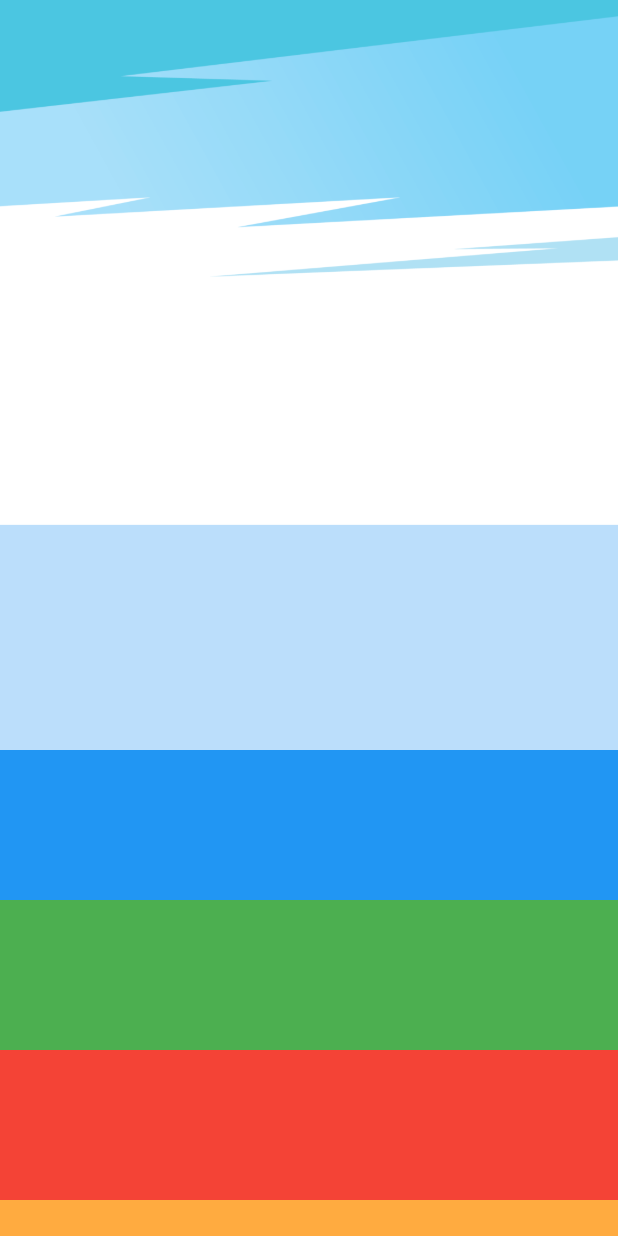
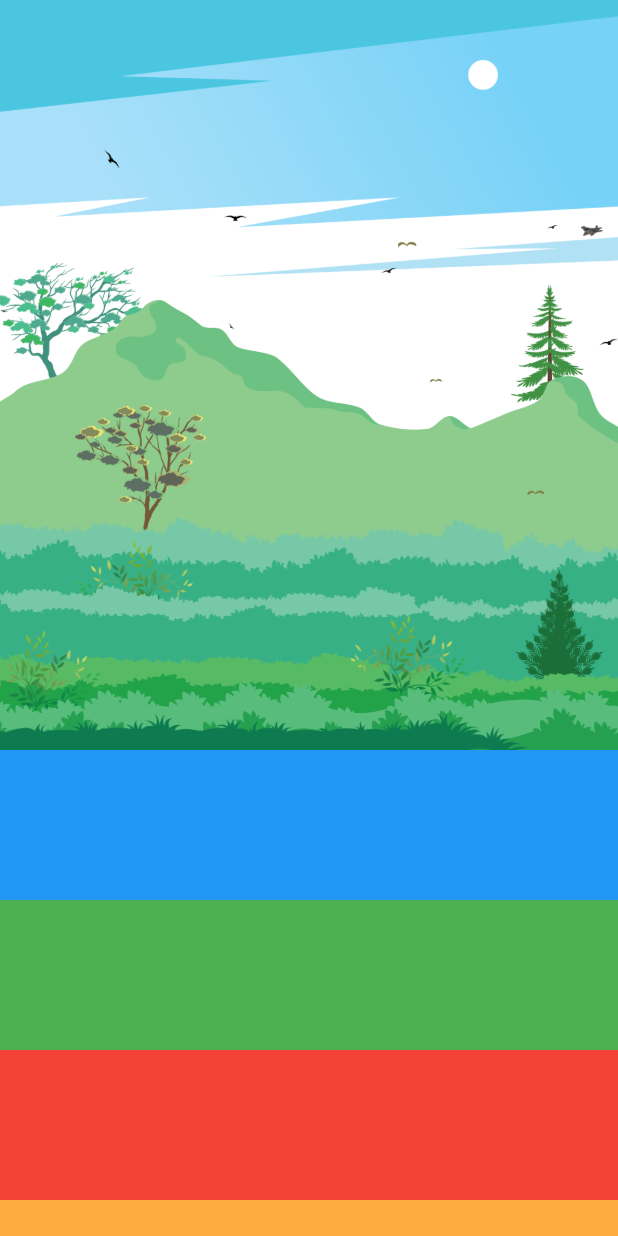
Before and after one commit to blackshadowsoftwareltd/RemonAhammad, a Flutter app: the screen it shows after launch, on a phone screen of 412 x 824 dp. Run offline on Flutter 3.47's test engine with Material 2 defaults, Android fonts, the phone set to English and light mode, and no system bars.

Commit message:
portrait skybackground complate

```diff
--- a/lib/Android/portrait_components/skybackground/components.dart
+++ b/lib/Android/portrait_components/skybackground/components.dart
@@ -1,8 +1,59 @@
 import 'package:flutter/material.dart';
+import 'package:remonahammad/Android/constant/size_config.dart';
 
-Widget sky() => Container(height: 350,
-      child: Image.asset(
-        'assets/image/sky.png',
-        fit: BoxFit.cover,
-      ),
-    );
+/// SKY
+Widget sky() => Container(
+    height: 350, child: Image.asset('assets/image/sky.png', fit: BoxFit.cover));
+
+/// Grass 1
+Widget grass1() => Container(
+    height: 40,
+    child: Image.asset('assets/image/grass1.png', fit: BoxFit.fitHeight));
+Widget grass() => Container(
+    height: 40,
+    child: Image.asset('assets/image/grass.png', fit: BoxFit.fitHeight));
+Widget grass2() => Container(
+    height: 80,
+    child: Image.asset('assets/image/grass2.png', fit: BoxFit.fitHeight));
+Widget grass3() => Container(
+    height: 80,
+    child: Image.asset('assets/image/grass3.png', fit: BoxFit.fitHeight));
+Widget grass4() => Container(
+    height: 120,
+    child: Image.asset('assets/image/grass4.png', fit: BoxFit.fitHeight));
+Widget tree3() => Container(
+    height: 80,
+    child: Image.asset('assets/image/tree3.png', fit: BoxFit.fitHeight));
+Widget verySmallTreeR() => Container(
+    height: 60,
+    child: Image.asset('assets/image/verySmallTreeR.png', fit: BoxFit.fitHeight));
+Widget verySmallTree() => Container(
+    height: 60,
+    child: Image.asset('assets/image/verySmallTree.png', fit: BoxFit.fitHeight));
+Widget mount() => Container(
+   width:  ScreenSize.pWidth!+20,
+    child: Image.asset('assets/image/mount.png', fit: BoxFit.fitWidth));
+Widget birdDown() => Container(
+   height: 170,
+    child: Image.asset('assets/image/birdDown.png', fit: BoxFit.fitHeight));
+Widget birdRight() => Container(
+   height: 120,
+    child: Image.asset('assets/image/birdRight.png', fit: BoxFit.fitHeight));
+Widget birdLeft() => Container(
+   height: 80,
+    child: Image.asset('assets/image/birdLeft.png', fit: BoxFit.fitHeight));
+Widget extraLargeTree() => Container(
+   height: 80,
+    child: Image.asset('assets/image/extraLargeTree.png', fit: BoxFit.fitHeight));
+Widget bigTree2() => Container(
+   height:100,
+    child: Image.asset('assets/image/bigTree2.png', fit: BoxFit.fitHeight));
+Widget tree1() => Container(
+   height:90,
+    child: Image.asset('assets/image/tree1.png', fit: BoxFit.fitHeight));
+Widget f22(w) => Container(
+  width:w ,
+    child: Image.asset('assets/image/f22.png', fit: BoxFit.fitHeight));
+Widget moon() => Container(
+  width:20 ,
+    child: Image.asset('assets/image/moon.png', fit: BoxFit.fitHeight));
--- a/lib/Android/portrait_components/skybackground/portait_skybackground.dart
+++ b/lib/Android/portrait_components/skybackground/portait_skybackground.dart
@@ -10,12 +10,80 @@ class PortraitSkyBackground extends StatelessWidget {
   @override
   Widget build(BuildContext context) {
     value = context.watch<OrientationScrollProvider>().portScroll;
+    double top=value!<150?0:value!-150,right=value!<150?0:value!-150;
     return Container(
       height: 505,
       width: ScreenSize.pWidth,
       color: Colors.blue[100],
       child: Stack(
-        children: [Positioned(top: -value! * 0.05, child: sky())],
+        children: [
+          Positioned(top: -value! * 0.02, child: sky()),
+
+          /// moon
+          Positioned(
+              top: top*.4 + 40, right:right*.5+ 80, child: moon()),
+          /// bird
+          Positioned(
+              top: value! * .20 + 100, left: value! * .9, child: birdRight()),
+          /// f22
+          Positioned(
+              top:  150-value!*.45, right: 10+value!, child: f22(15+value!*.2)),
+          Positioned(
+              top: value! * .20 + 150, right: value! * .5, child: birdLeft()),
+
+          /// tree
+          Positioned(
+              top: -value! * .40 + 175, left: -5, child: extraLargeTree()),
+          /// tree
+          Positioned(
+              top: -value! * .40 + 190, right: 20, child: tree1()),
+
+          /// mount
+          Positioned(
+              top: -value! * .50 + 200, left: -2, right: -2, child: mount()),
+
+          /// tree
+          Positioned(top: -value! * .55 + 270, left:50, child: bigTree2()),
+
+          /// bird
+          Positioned(
+              top: value! * .20 + 160,
+              right: value! * .5 - 20,
+              child: birdDown()),
+
+          /// Grass
+          Positioned(
+              top: -value! * .75 + 345,
+              left: -value! * .2 - 5,
+              child: grass4()),
+          Positioned(
+              top: -value! * .80 + 360, left: 50, child: verySmallTree()),
+          Positioned(
+              top: -value! * .85 + 390,
+              right: -value! * .2 - 5,
+              child: grass3()),
+          Positioned(top: -value! * .85 + 380, right: 10, child: tree3()),
+          Positioned(
+              top: -value! * .95 + 435,
+              left: -value! * .2 - 5,
+              child: grass2()),
+          Positioned(
+              top: -value! * .98 + 420,
+              left: -value! * .5 - 10,
+              child: verySmallTreeR()),
+          Positioned(
+              top: -value! * .92 + 410, right: 100, child: verySmallTreeR()),
+          Positioned(
+              top: -value! * .98 + 460,
+              right: -value! * .5 - 10,
+              child: grass1()),
+          Positioned(
+              top: -value! * .98 + 455,
+              left: -value! * .5 - 10,
+              child: grass1()),
+          Positioned(
+              top: -value! + 475, left: -value! * .2 - 10, child: grass()),
+        ],
       ),
     );
   }
```
